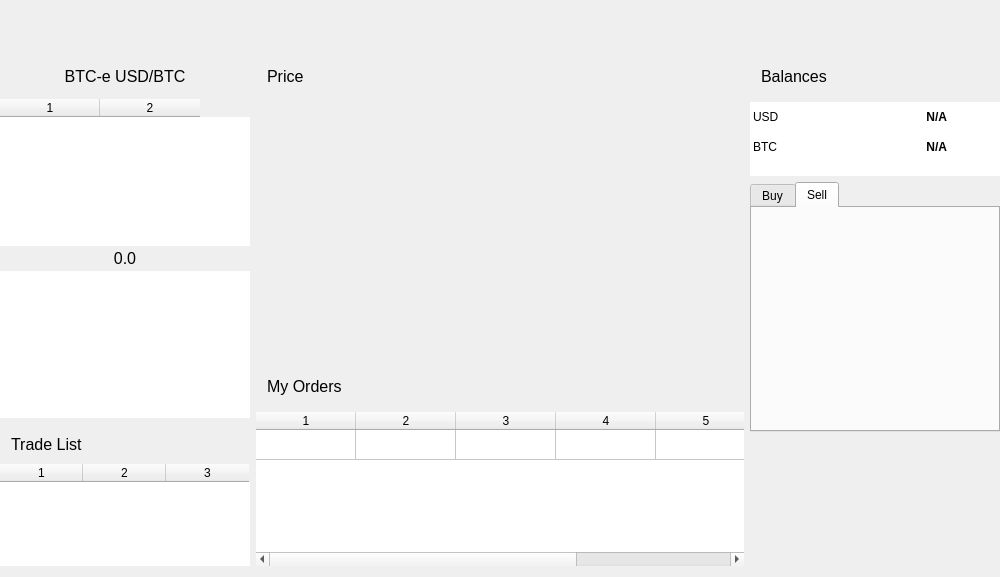
Before: the Qt Designer form src/mainwindow.ui in MuesliReep/TradeDeck, drawn with Qt 5.
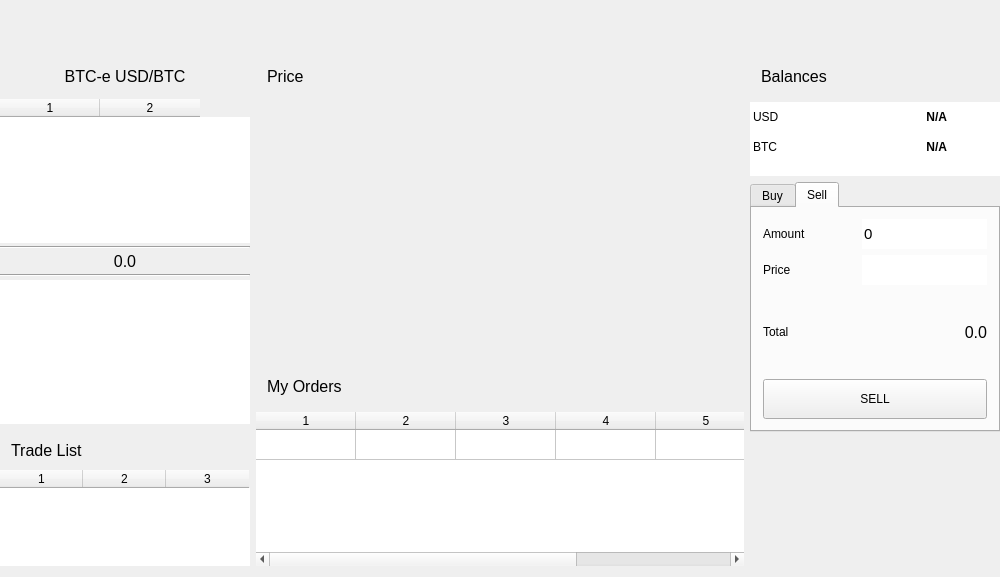
After: the same form once the commit is applied. The open tabs and pages were chosen to show the change. Custom widgets are drawn as their Qt base class.

Commit message:
Added UI functions to Buy/Sell widget
Widget cannot create orders yet

Diff of the .ui file:
```diff
--- a/src/mainwindow.ui
+++ b/src/mainwindow.ui
@@ -185,6 +185,13 @@
              <column/>
             </widget>
            </item>
+           <item>
+            <widget class="Line" name="line">
+             <property name="orientation">
+              <enum>Qt::Horizontal</enum>
+             </property>
+            </widget>
+           </item>
            <item>
             <widget class="QLabel" name="labelLastTradeValue">
              <property name="font">
@@ -202,6 +209,13 @@
              </property>
             </widget>
            </item>
+           <item>
+            <widget class="Line" name="line_2">
+             <property name="orientation">
+              <enum>Qt::Horizontal</enum>
+             </property>
+            </widget>
+           </item>
            <item>
             <widget class="QTableWidget" name="tableWidgetBids">
              <property name="maximumSize">
@@ -963,7 +977,135 @@
               <attribute name="title">
                <string>Sell</string>
               </attribute>
-              <layout class="QVBoxLayout" name="verticalLayoutSellTab"/>
+              <layout class="QVBoxLayout" name="verticalLayoutSellTab">
+               <item>
+                <layout class="QHBoxLayout" name="HorizontalLayoutSellTab1">
+                 <item>
+                  <widget class="QLabel" name="labelSellAmount">
+                   <property name="text">
+                    <string>Amount</string>
+                   </property>
+                   <property name="alignment">
+                    <set>Qt::AlignLeading|Qt::AlignLeft|Qt::AlignVCenter</set>
+                   </property>
+                  </widget>
+                 </item>
+                 <item>
+                  <widget class="QLineEdit" name="lineEditSellAmount">
+                   <property name="minimumSize">
+                    <size>
+                     <width>0</width>
+                     <height>30</height>
+                    </size>
+                   </property>
+                   <property name="maximumSize">
+                    <size>
+                     <width>125</width>
+                     <height>30</height>
+                    </size>
+                   </property>
+                   <property name="font">
+                    <font>
+                     <pointsize>11</pointsize>
+                    </font>
+                   </property>
+                   <property name="text">
+                    <string>0</string>
+                   </property>
+                   <property name="frame">
+                    <bool>false</bool>
+                   </property>
+                  </widget>
+                 </item>
+                </layout>
+               </item>
+               <item>
+                <layout class="QHBoxLayout" name="HorizontalLayoutSellTab2">
+                 <item>
+                  <widget class="QLabel" name="labelSellPrice">
+                   <property name="text">
+                    <string>Price</string>
+                   </property>
+                   <property name="alignment">
+                    <set>Qt::AlignLeading|Qt::AlignLeft|Qt::AlignVCenter</set>
+                   </property>
+                  </widget>
+                 </item>
+                 <item>
+                  <widget class="QLineEdit" name="lineEditSellPrice">
+                   <property name="minimumSize">
+                    <size>
+                     <width>0</width>
+                     <height>30</height>
+                    </size>
+                   </property>
+                   <property name="maximumSize">
+                    <size>
+                     <width>125</width>
+                     <height>30</height>
+                    </size>
+                   </property>
+                   <property name="font">
+                    <font>
+                     <pointsize>11</pointsize>
+                    </font>
+                   </property>
+                   <property name="frame">
+                    <bool>false</bool>
+                   </property>
+                  </widget>
+                 </item>
+                </layout>
+               </item>
+               <item>
+                <layout class="QHBoxLayout" name="HorizontalLayoutSellTab3">
+                 <item>
+                  <widget class="QLabel" name="labelSellTotal">
+                   <property name="text">
+                    <string>Total</string>
+                   </property>
+                   <property name="alignment">
+                    <set>Qt::AlignLeading|Qt::AlignLeft|Qt::AlignVCenter</set>
+                   </property>
+                  </widget>
+                 </item>
+                 <item>
+                  <widget class="QLabel" name="labelSellTotalAmount">
+                   <property name="font">
+                    <font>
+                     <pointsize>12</pointsize>
+                    </font>
+                   </property>
+                   <property name="text">
+                    <string>0.0</string>
+                   </property>
+                   <property name="alignment">
+                    <set>Qt::AlignLeading|Qt::AlignLeft|Qt::AlignRight|Qt::AlignTrailing|Qt::AlignVCenter</set>
+                   </property>
+                  </widget>
+                 </item>
+                </layout>
+               </item>
+               <item>
+                <widget class="QPushButton" name="pushButtonSell">
+                 <property name="minimumSize">
+                  <size>
+                   <width>0</width>
+                   <height>40</height>
+                  </size>
+                 </property>
+                 <property name="maximumSize">
+                  <size>
+                   <width>16777215</width>
+                   <height>40</height>
+                  </size>
+                 </property>
+                 <property name="text">
+                  <string>SELL</string>
+                 </property>
+                </widget>
+               </item>
+              </layout>
              </widget>
             </widget>
            </item>
```
Left out of the diff: 5 changed lines with no effect on the pictures. The commit also changes 2 other files.
